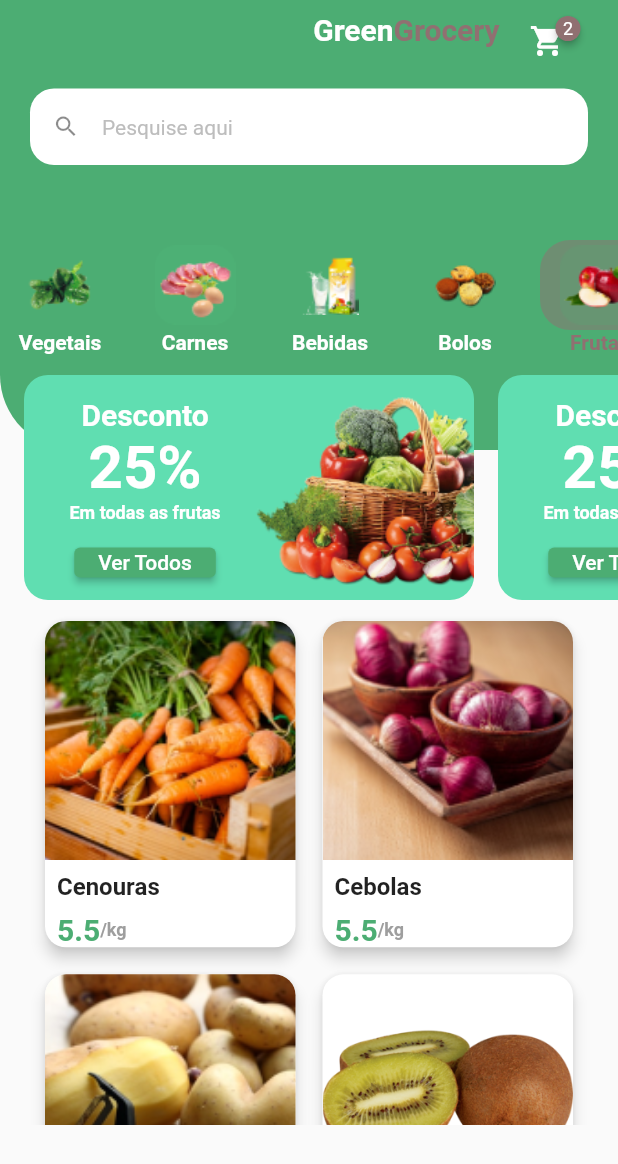
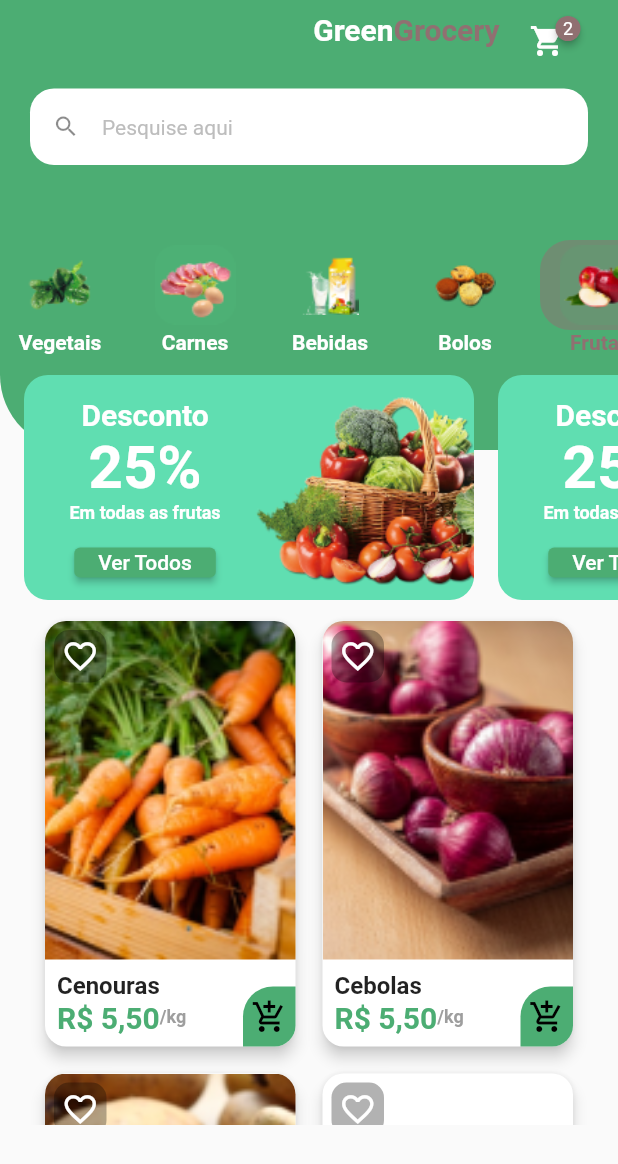
Before and after one commit to mucasantos/quitanda-flutter, a Flutter app: the HomeTab screen opened directly, on a phone screen of 412 x 824 dp. Shown: the top 1164 px of the screen. Run offline on Flutter 3.47's test engine with Material 2 defaults, Android fonts, the phone set to English and light mode, and no system bars; drawn by our look-alikes of badges; our stand-ins replace animated_text_kit, mask_text_input_formatter.

Commit message:
Tela Home Finalização do desenho

```diff
--- a/lib/src/pages/home/components/item_tile.dart
+++ b/lib/src/pages/home/components/item_tile.dart
@@ -3,21 +3,33 @@ import 'package:flutter/src/foundation/key.dart';
 import 'package:flutter/src/widgets/framework.dart';
 import 'package:quitanda/config/custom_color.dart';
 import 'package:quitanda/src/models/item_model.dart';
+import 'package:quitanda/src/pages/product/product_screen.dart';
+import 'package:quitanda/src/services/util_services.dart';
 
 class ItemTile extends StatelessWidget {
-  const ItemTile({
+  final ItemModel item;
+  ItemTile({
     Key? key,
     required this.item,
   }) : super(key: key);
 
-  final ItemModel item;
+  final UtilServices utilServices = UtilServices();
 
   @override
   Widget build(BuildContext context) {
-    return Card(
+    return Stack(
+      children: [
+        GestureDetector(
+          onTap: () {
+            Navigator.of(context).push(MaterialPageRoute(builder: (ctx) {
+              return const ProductScreen();
+            }));
+          },
+          child: Card(
             elevation: 4,
             shadowColor: Colors.grey.shade300,
-      shape: RoundedRectangleBorder(borderRadius: BorderRadius.circular(14)),
+            shape:
+                RoundedRectangleBorder(borderRadius: BorderRadius.circular(14)),
             child: Column(
               crossAxisAlignment: CrossAxisAlignment.stretch,
               mainAxisAlignment: MainAxisAlignment.start,
@@ -38,7 +50,7 @@ class ItemTile extends StatelessWidget {
                   ),
                 ),
                 Padding(
-            padding: const EdgeInsets.all(8.0),
+                  padding: const EdgeInsets.only(left: 8.0, top: 8.0),
                   child: Text(
                     item.itemName,
                     style: const TextStyle(
@@ -48,11 +60,11 @@ class ItemTile extends StatelessWidget {
                   ),
                 ),
                 Padding(
-            padding: const EdgeInsets.only(left: 8.0),
+                  padding: const EdgeInsets.only(left: 8.0, bottom: 8.0),
                   child: Row(
                     children: [
                       Text(
-                  item.price.toString(),
+                        utilServices.priceToCurrency(item.price),
                         style: TextStyle(
                             fontSize: 20,
                             fontWeight: FontWeight.bold,
@@ -70,6 +82,50 @@ class ItemTile extends StatelessWidget {
                 ),
               ],
             ),
+          ),
+        ),
+        Positioned(
+          top: 10,
+          left: 10,
+          child: GestureDetector(
+            onTap: () {},
+            child: Container(
+              height: 35,
+              width: 35,
+              decoration: BoxDecoration(
+                  color: Colors.black.withOpacity(0.3),
+                  borderRadius: const BorderRadius.all(
+                    Radius.circular(10),
+                  )),
+              child: const Icon(
+                Icons.favorite_border_outlined,
+                color: Colors.white,
+                size: 25,
+              ),
+            ),
+          ),
+        ),
+        Positioned(
+          bottom: 4,
+          right: 4,
+          child: GestureDetector(
+            onTap: () {},
+            child: Container(
+              height: 40,
+              width: 35,
+              decoration: BoxDecoration(
+                  color: CustomColors.customSwatchColor,
+                  borderRadius: const BorderRadius.only(
+                      bottomRight: Radius.circular(14),
+                      topLeft: Radius.circular(20))),
+              child: const Icon(
+                Icons.add_shopping_cart_outlined,
+                color: Colors.black,
+              ),
+            ),
+          ),
+        ),
+      ],
     );
   }
 }
--- a/lib/src/pages/home/home_tab.dart
+++ b/lib/src/pages/home/home_tab.dart
@@ -135,7 +135,7 @@ class _HomeTabState extends State<HomeTab> {
                                 crossAxisCount: 2,
                                 mainAxisSpacing: 10,
                                 crossAxisSpacing: 10,
-                                childAspectRatio: 9 / 11.6),
+                                childAspectRatio: 9 / 15),
                         itemCount: appData.items.length,
                         itemBuilder: (_, index) {
                           return ItemTile(
--- /dev/null
+++ b/lib/src/pages/product/product_screen.dart
@@ -0,0 +1,12 @@
+import 'package:flutter/material.dart';
+import 'package:flutter/src/foundation/key.dart';
+import 'package:flutter/src/widgets/framework.dart';
+
+class ProductScreen extends StatelessWidget {
+  const ProductScreen({Key? key}) : super(key: key);
+
+  @override
+  Widget build(BuildContext context) {
+    return Scaffold();
+  }
+}
```
Lines whose indentation alone changed are shown as unchanged.
